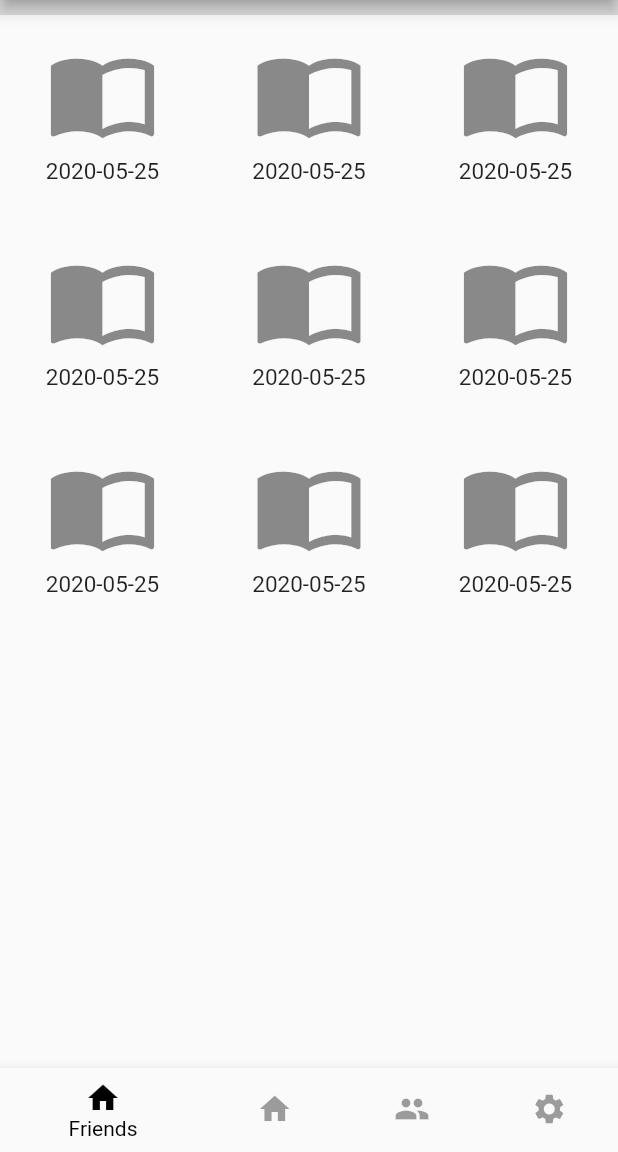
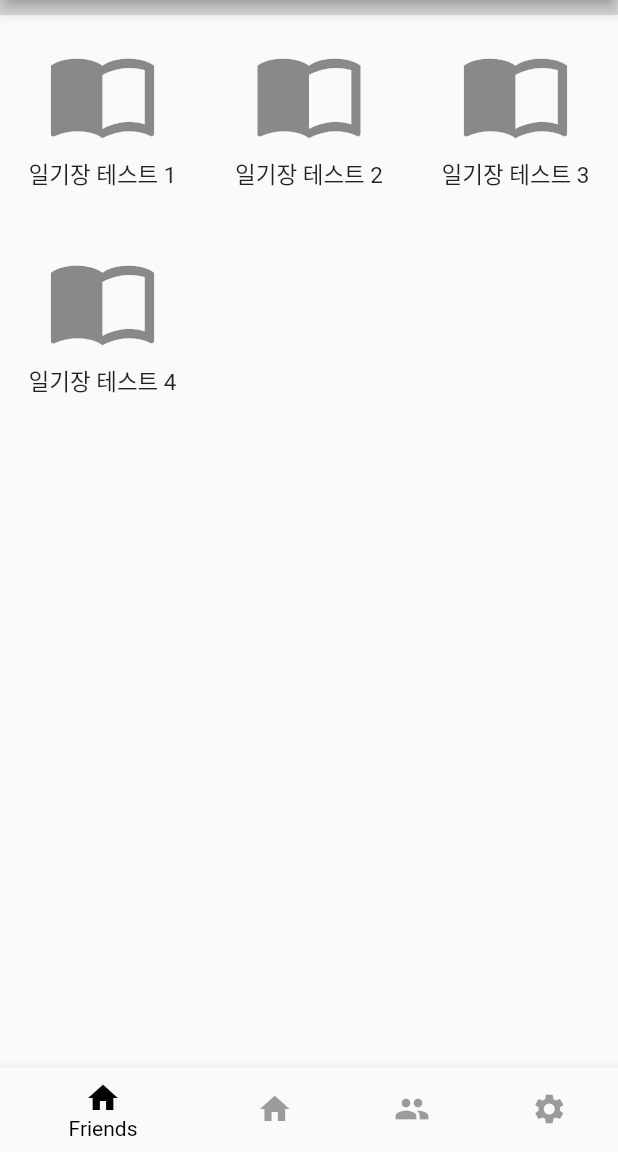
Before and after one commit to haru-app/haru-app, a Flutter app: the FriendsViewPage screen opened by its route, on a phone screen of 412 x 824 dp, the part 84-1236 px from its top. Run offline on Flutter 3.47's test engine with Material 2 defaults, Android fonts, the phone set to English and light mode, and no system bars; our stand-ins replace flushbar, shared_preferences; accounts and stored records are empty.

Commit message:
디자인 수정

```diff
--- a/lib/pages/main/friends/friends_view.dart
+++ b/lib/pages/main/friends/friends_view.dart
@@ -114,7 +114,7 @@ class _FriendsViewPageState extends State<FriendsViewPage> {
 
   Widget friendsNoteList(BuildContext context) {
     var _setColor = Colors.black45;
-    var _diaryDate = '2020-05-25';
+    var _diaryDate = '일기장 테스트';
 
     return SafeArea(
       child: OrientationBuilder(
@@ -123,8 +123,7 @@ class _FriendsViewPageState extends State<FriendsViewPage> {
           mainAxisSpacing: 1,
           crossAxisSpacing: 1,
           crossAxisCount: orientation == Orientation.portrait ? 3 : 5,
-          children: List.generate(orientation == Orientation.portrait ? 9 : 10,
-              (position) {
+          children: List.generate(4, (position) {
             return GestureDetector(
               onTap: () {
                 Navigator.pushNamed(context, '/main/my/diary');
@@ -142,7 +141,7 @@ class _FriendsViewPageState extends State<FriendsViewPage> {
                       height: 5,
                     ),
                     Text(
-                      _diaryDate,
+                      '$_diaryDate ${position + 1}',
                       style: TextStyle(fontSize: 15),
                     )
                   ],
```
